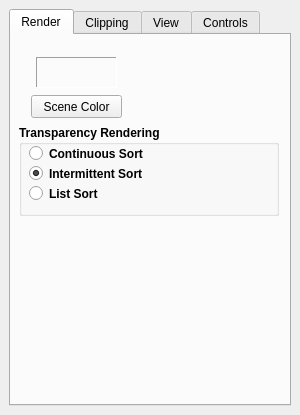
SCIInstitute/SCIRun, file src/Interface/Modules/Render/ViewSceneControls.ui: the form before one commit.
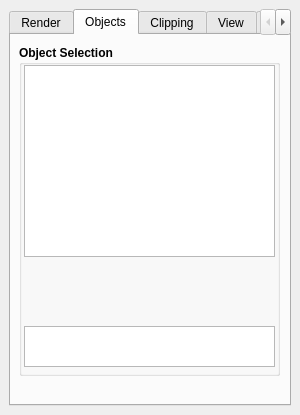
The form after the commit.

```diff
--- a/src/Interface/Modules/Render/ViewSceneControls.ui
+++ b/src/Interface/Modules/Render/ViewSceneControls.ui
@@ -32,8 +32,14 @@
       <property name="enabled">
        <bool>true</bool>
       </property>
+      <property name="font">
+       <font>
+        <weight>50</weight>
+        <bold>false</bold>
+       </font>
+      </property>
       <property name="currentIndex">
-       <number>0</number>
+       <number>1</number>
       </property>
       <widget class="QWidget" name="RenderTab">
        <attribute name="title">
@@ -136,6 +142,50 @@
         </widget>
        </widget>
       </widget>
+      <widget class="QWidget" name="ObjectTab">
+       <attribute name="title">
+        <string>Objects</string>
+       </attribute>
+       <widget class="QGroupBox" name="groupBox_7">
+        <property name="geometry">
+         <rect>
+          <x>8</x>
+          <y>10</y>
+          <width>261</width>
+          <height>331</height>
+         </rect>
+        </property>
+        <property name="font">
+         <font>
+          <weight>75</weight>
+          <bold>true</bold>
+         </font>
+        </property>
+        <property name="title">
+         <string>Object Selection</string>
+        </property>
+        <widget class="QListView" name="objectListView_">
+         <property name="geometry">
+          <rect>
+           <x>5</x>
+           <y>281</y>
+           <width>251</width>
+           <height>41</height>
+          </rect>
+         </property>
+        </widget>
+        <widget class="QListWidget" name="objectListWidget_">
+         <property name="geometry">
+          <rect>
+           <x>5</x>
+           <y>20</y>
+           <width>251</width>
+           <height>192</height>
+          </rect>
+         </property>
+        </widget>
+       </widget>
+      </widget>
       <widget class="QWidget" name="ClippingTab">
        <property name="enabled">
         <bool>false</bool>
```
Left out of the diff: 22 changed lines with no effect on the pictures.
